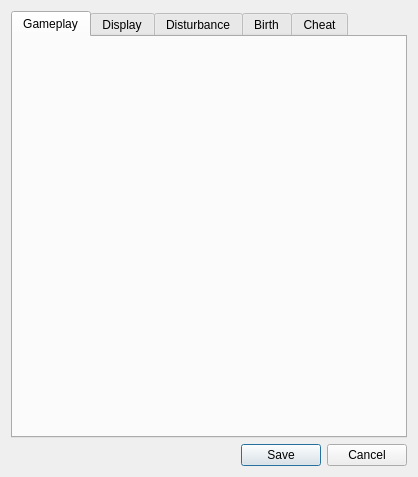
Before: the Qt Designer form NPPQT/src/optionsdialog.ui in nppangband/NPPAngband, drawn with Qt 5.
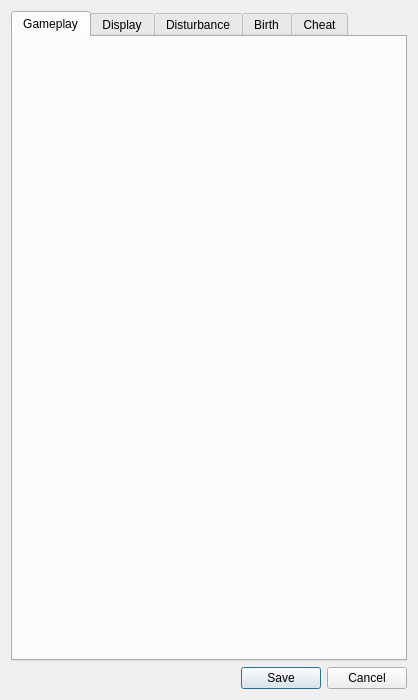
After: the same form once the commit is applied.

Commit message: Some changes in the options dialog

The edit to the form file:
```diff
--- a/NPPQT/src/optionsdialog.ui
+++ b/NPPQT/src/optionsdialog.ui
@@ -10,7 +10,7 @@
     <x>0</x>
     <y>0</y>
     <width>418</width>
-    <height>477</height>
+    <height>700</height>
    </rect>
   </property>
   <property name="sizePolicy">
```
The commit also changes 3 other files.
